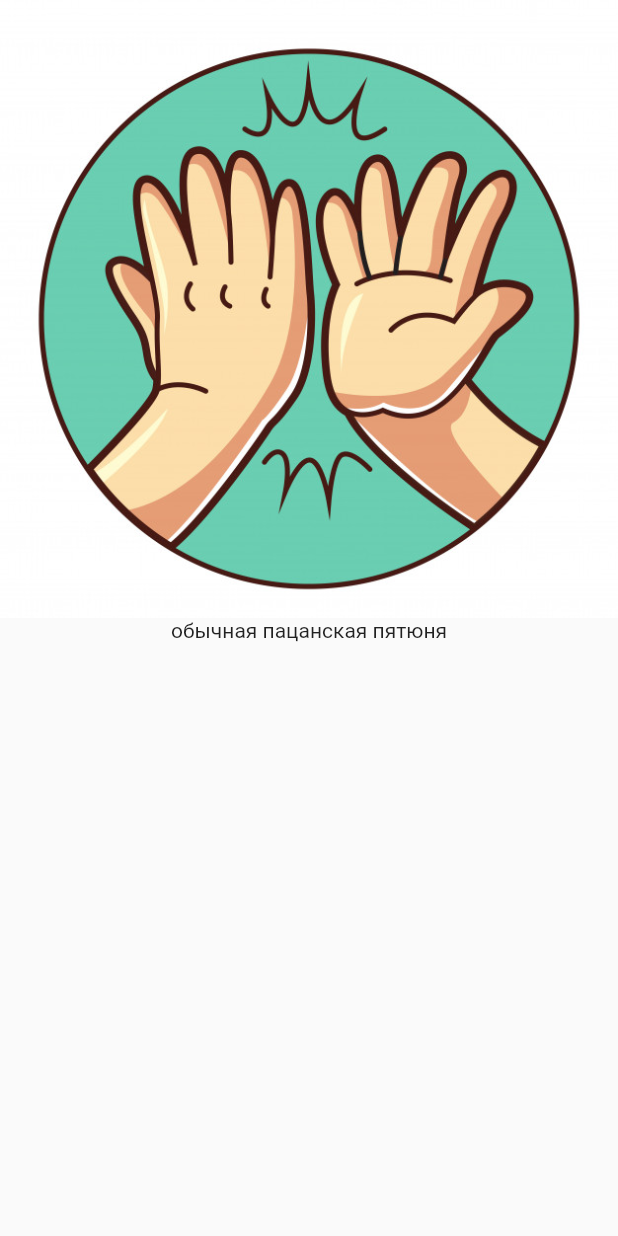
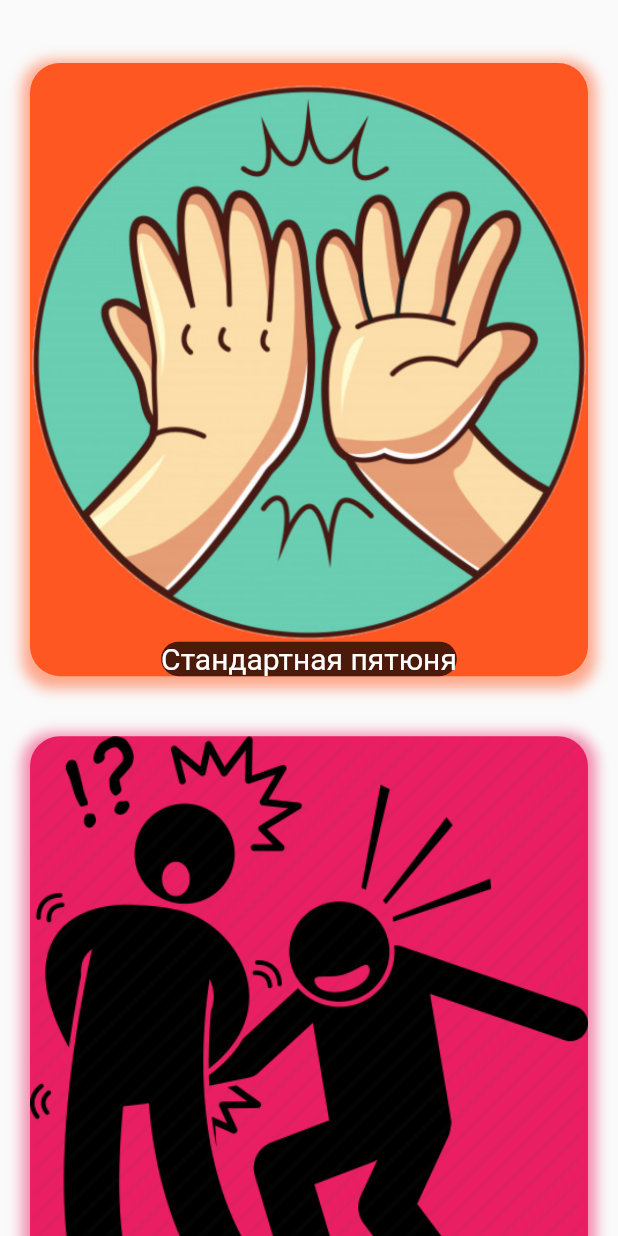
Before and after one commit to dmitrypotenko/highfive, a Flutter app: the screen it shows once a user with an empty profile is signed in, after a tap on "Хочу послать пятюню", on a phone screen of 412 x 824 dp. Run offline on Flutter 3.47's test engine with Material 2 defaults, Android fonts, the phone set to English and light mode, and no system bars; drawn by our look-alikes of overlay_support; our stand-ins replace cloud_firestore, contacts_service, firebase_auth, firebase_core, firebase_messaging, permission_handler and 2 more; accounts and stored records are empty.

Commit message:
working solution.

```diff
--- a/lib/firebase/loading.dart
+++ b/lib/firebase/loading.dart
@@ -11,8 +11,12 @@ class LoadingWidget extends StatelessWidget {
         child: new Column(
           children: [
             new Image.asset("assets/highfive.gif"),
-            new Text("Подгрузочка")
+            new Text(
+              "Подгрузочка...",
+              style: new TextStyle(fontSize: 26),
+            )
           ],
+          mainAxisAlignment: MainAxisAlignment.center,
         ),
       ),
     );
--- a/lib/login/login.dart
+++ b/lib/login/login.dart
@@ -10,6 +10,9 @@ class SetPhoneNumberWidget extends StatelessWidget {
     return new Scaffold(
       body: SafeArea(
         child: new Container(
+          padding: EdgeInsets.symmetric(horizontal: 30),
+          decoration: new BoxDecoration(boxShadow: [new BoxShadow(color: Colors.grey)], color: Colors.white),
+          alignment: Alignment.center,
           child: Form(
             key: _formKey,
             child: Column(
@@ -76,6 +79,8 @@ class SmsRoute extends MaterialPageRoute {
           return new Scaffold(
             body: SafeArea(
               child: new Container(
+                padding: EdgeInsets.symmetric(horizontal: 30),
+                decoration: new BoxDecoration(boxShadow: [new BoxShadow(color: Colors.grey)], color: Colors.white),
                 alignment: Alignment.center,
                 child: Form(
                   key: _formKey,
--- a/lib/model/change_notifier_highfive.dart
+++ b/lib/model/change_notifier_highfive.dart
@@ -18,4 +18,12 @@ class ChangeNotifierHighFive extends ChangeNotifier {
   void addSilently(HighFiveData newHighFive) {
     _highFives.add(newHighFive);
   }
+
+  ChangeNotifierHighFive._privateConstructor();
+
+  static final ChangeNotifierHighFive _instance = ChangeNotifierHighFive._privateConstructor();
+
+  factory ChangeNotifierHighFive() {
+    return _instance;
+  }
 }
--- a/lib/repository/repository.dart
+++ b/lib/repository/repository.dart
@@ -55,6 +55,10 @@ Future<int> acknowledge(String id) async {
   return await db.update(highfiveTable, {acknowledged: 1});
 }
 
+Future<void> deleteRow(String docId) async {
+  return await db.delete(highfiveTable, where: '$id = ?', whereArgs: [docId]);
+}
+
 Future<List<HighFiveData>> readHighFives() {
   return getDb()
       .then((db) => db.rawQuery('SELECT hf.*, p.$phoneNumber FROM $highfiveTable as hf inner join $phoneTable as p on hf.$senderId=p.$id'))
--- a/lib/route/comment.dart
+++ b/lib/route/comment.dart
@@ -14,11 +14,13 @@ class CommentRoute extends MaterialPageRoute {
           return new Scaffold(
             body: SafeArea(
               child: new Container(
+                padding: EdgeInsets.symmetric(horizontal: 30),
+                decoration: new BoxDecoration(boxShadow: [new BoxShadow(color: Colors.grey)], color: Colors.white),
                 alignment: Alignment.center,
                 child: Form(
                   key: _formKey,
                   child: Column(
-                    crossAxisAlignment: CrossAxisAlignment.start,
+                    mainAxisAlignment: MainAxisAlignment.center,
                     children: <Widget>[
                       TextFormField(
                         controller: controller,
--- a/lib/route/contacts.dart
+++ b/lib/route/contacts.dart
@@ -25,6 +25,7 @@ class ContactsWidgetState extends State<ContactsWidget> {
 
   void refresh() {
     setState(() {
+      contacts = null;
       refreshContactsFuture = _refreshContacts();
     });
   }
--- a/lib/widget/high_five_history.dart
+++ b/lib/widget/high_five_history.dart
@@ -2,13 +2,17 @@ import 'package:flutter/cupertino.dart';
 import 'package:flutter/material.dart';
 import 'package:highfive/main.dart';
 import 'package:highfive/model/change_notifier_highfive.dart';
+import 'package:highfive/model/high_five.dart';
 import 'package:highfive/model/high_five_data.dart';
+import 'package:highfive/repository/repository.dart';
 import 'package:highfive/widget/high_five_list.dart';
+import 'package:intl/intl.dart';
 import 'package:provider/provider.dart';
 
 class HighFiveHistory extends StatelessWidget {
   @override
   Widget build(BuildContext context) {
+    final DateFormat formatter = DateFormat('yyyy-MM-dd hh:mm:ss');
     var highFivesModel = context.watch<ChangeNotifierHighFive>();
     Widget child = new Text('У вас нет непросмотренных пятюнь');
     if (highFivesModel.highFives.length > 0) {
@@ -16,11 +20,37 @@ class HighFiveHistory extends StatelessWidget {
         children: ListTile.divideTiles(
           context: context,
           tiles: highFivesModel.highFives.map(
-            (highfive) => new InkWell(
+            (highfive) => Dismissible(
+              onDismissed: (direction) {
+                deleteRow(highfive.documentId);
+                highFivesModel.highFives.remove(highfive);
+                highFivesModel.notifyListeners();
+              },
+              background: Container(color: Colors.red),
+              key: Key(highfive.documentId),
               child: new ListTile(
-                leading: Icon(
-                  Icons.arrow_back,
-                  color: Colors.green,
+                onTap: () async {
+                  handleHighFiveData(context, highfive);
+                },
+                tileColor: Theme.of(context).cardColor,
+                leading: FutureBuilder(
+                  future: getHighFives(),
+                  builder: (BuildContext context, AsyncSnapshot<List<HighFive>> snapshot) {
+                    if (snapshot.hasData && snapshot.connectionState == ConnectionState.done) {
+                      return new Hero(
+                        child: Image.asset(
+                          snapshot.data.firstWhere((element) => element.id == highfive.highfiveId).imageUrl,
+                          width: 30,
+                          height: 30,
+                        ),
+                        tag: highfive.documentId + 'highfivepic',
+                      );
+                    }
+                    return Icon(
+                      Icons.data_usage,
+                      color: Colors.blue,
+                    );
+                  },
                 ),
                 title: new FutureBuilder<String>(
                   future: getContacts().then((contacts) => findContact(contacts, highfive.sender).displayName),
@@ -31,11 +61,8 @@ class HighFiveHistory extends StatelessWidget {
                     return buildRichText(highfive, highfive.sender);
                   },
                 ),
-                trailing: new Text(DateTime.fromMillisecondsSinceEpoch(highfive.timestamp * 1000).toString()),
+                trailing: new Text(formatter.format(DateTime.fromMillisecondsSinceEpoch(highfive.timestamp))),
               ),
-              onTap: () async {
-                handleHighFiveData(context, highfive);
-              },
             ),
           ),
         ).toList(),
@@ -66,6 +93,8 @@ class HighFiveHistory extends StatelessWidget {
   }
 }
 
+
+
 class SenderRichText extends StatelessWidget {
   String text;
 
@@ -73,21 +102,19 @@ class SenderRichText extends StatelessWidget {
 
   @override
   Widget build(BuildContext context) {
-    return new Consumer<bool>(builder: (context, acknowledged, child) {
-      var icon = acknowledged
+    return new Consumer<ValueNotifier<bool>>(builder: (context, valueNotifier, child) {
+      var icon = valueNotifier.value
           ? null
           : new Icon(
-        Icons.fiber_new_outlined,
-        color: Colors.deepPurpleAccent,
-        size: 30,
-      );
+              Icons.fiber_new_outlined,
+              color: Colors.deepPurpleAccent,
+              size: 30,
+            );
       return new RichText(
           text: new TextSpan(
               children: [new TextSpan(text: text), if (icon != null) WidgetSpan(child: icon)],
               style: new TextStyle(color: Colors.black, fontSize: 20)));
     });
-
-
   }
 }
 
--- a/lib/widget/high_five_list.dart
+++ b/lib/widget/high_five_list.dart
@@ -3,8 +3,8 @@ import 'dart:async';
 import 'package:flutter/material.dart';
 import 'package:highfive/firebase/loading.dart';
 import 'package:highfive/model/high_five.dart';
-
-import 'file:///C:/Users/Dzmitry_Potenko/AndroidStudioProjects/highfive/lib/route/contacts.dart';
+import 'package:highfive/route/contacts.dart';
+import 'package:highfive/util/util.dart';
 
 class HighFiveList extends MaterialPageRoute {
   HighFiveList()
@@ -13,24 +13,49 @@ class HighFiveList extends MaterialPageRoute {
               future: getHighFives(),
               builder: (BuildContext context, AsyncSnapshot<List<HighFive>> snapshot) {
                 if (snapshot.hasData) {
+                  var randomColors = getRandomColors(snapshot.data.length);
                   return new Scaffold(
                     body: SafeArea(
-                      child: new Container(
-                        child: new Column(
-                          children: snapshot.data
-                              .map(
-                                (highfive) => new InkWell(
-                                  onTap: () => Navigator.of(context).push(new ContactsRoute(highfive)),
-                                  child: new Container(
-                                    child: new Column(
-                                      children: [new Image(image: new AssetImage(highfive.imageUrl)), new Text(highfive.name)],
-                                    ),
+                      child: ListView.builder(
+                          padding: EdgeInsets.symmetric(vertical: 22),
+                          physics: new BouncingScrollPhysics(),
+                          itemBuilder: (context, index) {
+                            if (index >= snapshot.data.length) {
+                              return null;
+                            } else {
+                              return new InkWell(
+                                onTap: () => Navigator.of(context).push(new ContactsRoute(snapshot.data[index])),
+                                child: new Container(
+                                  decoration: BoxDecoration(
+                                      color: randomColors[index],
+                                      borderRadius: BorderRadius.all(Radius.circular(20.0)),
+                                      boxShadow: [
+                                        BoxShadow(
+                                          color: randomColors[index].withOpacity(0.5),
+                                          spreadRadius: 5,
+                                          blurRadius: 7,
+                                          offset: Offset(0, 3), // changes position of shadow
+                                        ),
+                                      ]),
+                                  child: new Column(
+                                    children: [
+                                      new Image(image: new AssetImage(snapshot.data[index].imageUrl)),
+                                      Container(
+                                        decoration: BoxDecoration(
+                                          color: Colors.black.withOpacity(0.7),
+                                          borderRadius: BorderRadius.all(Radius.circular(20.0)),),
+                                        child: new Text(
+                                          snapshot.data[index].name,
+                                          style: new TextStyle(color: Colors.white, fontSize: 20),
+                                        ),
+                                      )
+                                    ],
                                   ),
+                                  margin: EdgeInsets.all(20),
                                 ),
-                              )
-                              .toList(),
-                        ),
-                      ),
+                              );
+                            }
+                          }),
                     ),
                   );
                 } else {
@@ -41,5 +66,8 @@ class HighFiveList extends MaterialPageRoute {
 }
 
 Future<List<HighFive>> getHighFives() {
-  return new Future<List<HighFive>>(() => [new HighFive("обычная пацанская пятюня", "assets/highfive.jpg", 1, "обычную пацанскую пятюню")]);
+  return new Future<List<HighFive>>(() => [
+        new HighFive("Стандартная пятюня", "assets/highfive.png", 1, "стандартную пятюню"),
+        new HighFive("Подлая пятюня по попе", "assets/slap-ass.png", 2, "подлую пятюню по попе")
+      ]);
 }
--- a/pubspec.yaml
+++ b/pubspec.yaml
@@ -35,6 +35,7 @@ dependencies:
   vibration: ^1.7.3
   path: ^1.7.0
   sqflite: ^1.3.0
+  intl: ^0.16.1
 
 dev_dependencies:
   flutter_test:
@@ -54,7 +55,8 @@ flutter:
   # To add assets to your application, add an assets section, like this:
   assets:
     - assets/highfive.gif
-    - assets/highfive.jpg
+    - assets/highfive.png
+    - assets/slap-ass.png
 
   # An image asset can refer to one or more resolution-specific "variants", see
   # https://flutter.dev/assets-and-images/#resolution-aware.
```
Also changed, not shown: lib/main.dart (+45 -26 lines), lib/route/high_five_route.dart (+19 -7 lines), lib/util/util.dart (added, +24 -0 lines), lib/widget/contacts_list.dart (+11 -3 lines), assets/highfive.png (added), assets/slap-ass.png (added), pubspec.lock.
